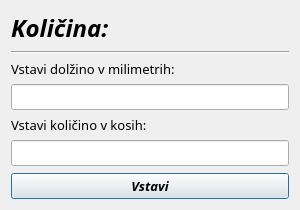
Before: the Qt Designer form numofitemskalk.ui in MaxMaxy/racun, drawn with Qt 5.
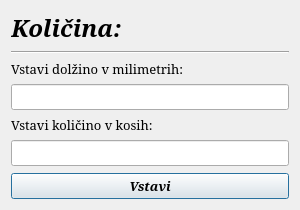
After: the same form once the commit is applied.

Patch:
```diff
--- a/numofitemskalk.ui
+++ b/numofitemskalk.ui
@@ -24,7 +24,7 @@
   </property>
   <property name="font">
    <font>
-    <family>Sans</family>
+    <family>Serif</family>
     <pointsize>10</pointsize>
    </font>
   </property>
@@ -40,7 +40,7 @@
         <widget class="QLabel" name="label">
          <property name="font">
           <font>
-           <family>Sans</family>
+           <family>Serif</family>
            <pointsize>18</pointsize>
            <weight>75</weight>
            <italic>true</italic>
@@ -65,6 +65,11 @@
       <layout class="QVBoxLayout" name="verticalLayout_2">
        <item>
         <widget class="QLabel" name="label_2">
+         <property name="font">
+          <font>
+           <family>Serif</family>
+          </font>
+         </property>
          <property name="text">
           <string>Vstavi dolžino v milimetrih:</string>
          </property>
@@ -75,6 +80,11 @@
        </item>
        <item>
         <widget class="QLabel" name="label_3">
+         <property name="font">
+          <font>
+           <family>Serif</family>
+          </font>
+         </property>
          <property name="text">
           <string>Vstavi količino v kosih:</string>
          </property>
@@ -85,6 +95,11 @@
        </item>
        <item>
         <spacer name="verticalSpacer">
+         <property name="font">
+          <font>
+           <family>Serif</family>
+          </font>
+         </property>
          <property name="orientation">
           <enum>Qt::Vertical</enum>
          </property>
@@ -102,6 +117,7 @@
       <widget class="QPushButton" name="pushButton_vstavi">
        <property name="font">
         <font>
+         <family>Serif</family>
          <weight>75</weight>
          <italic>true</italic>
          <bold>true</bold>
```
Left out of the diff: 21 changed lines with no effect on the pictures.
